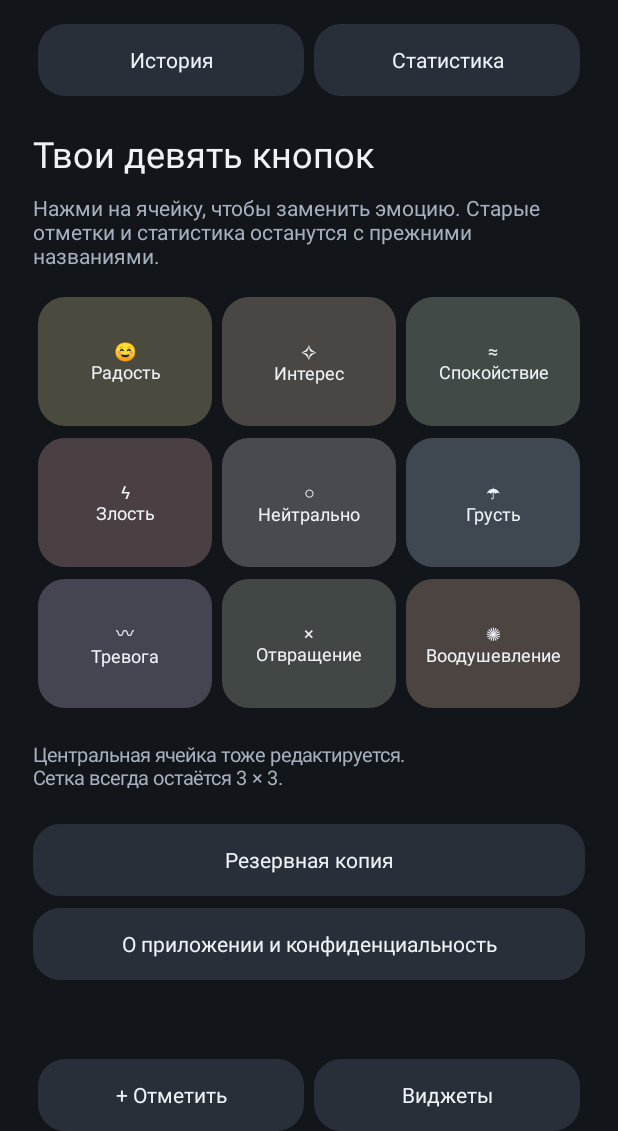
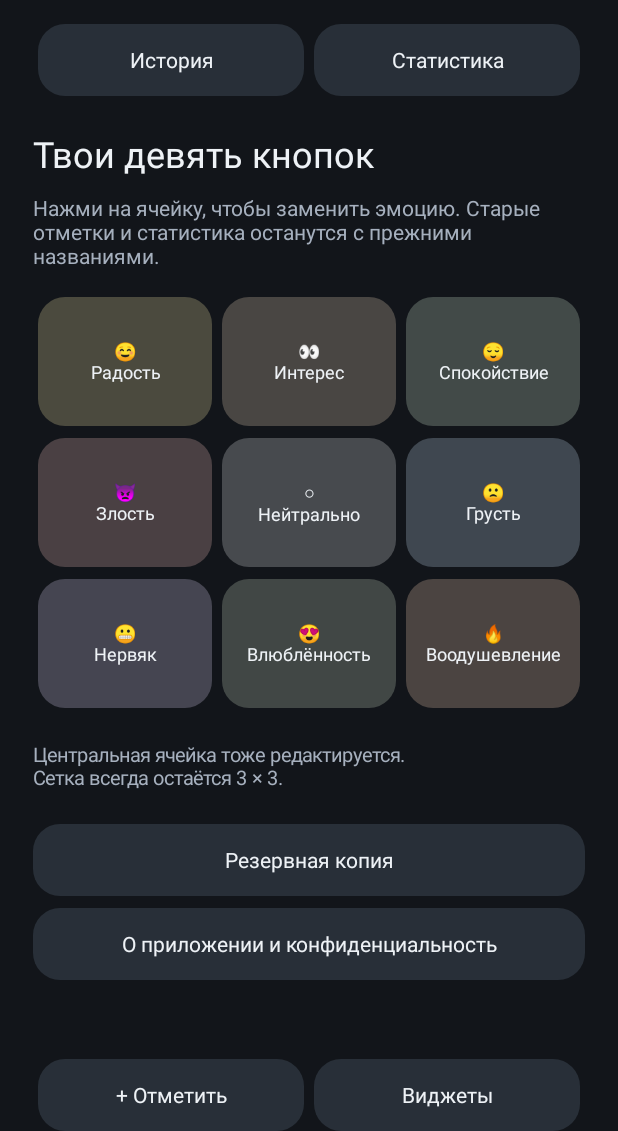
Before and after one commit to Aetton/nine-feelings, an Android app: the screen it shows after launch (MainActivity), after a tap on an icon or button, on a phone screen of 412 x 824 dp, the part 105-1236 px from its top. Run offline under Robolectric (Android 15) with nearby library versions, the phone set to English and light mode, and no system bars.

Commit message:
Update default emotion icons and preserve legacy history [publish v0.4.2]

```diff
--- a/app/build.gradle
+++ b/app/build.gradle
@@ -6,8 +6,8 @@ android {
         applicationId 'ru.tochka.mood'
         minSdk 26
         targetSdk 36
-        versionCode 5
-        versionName '0.4.1'
+        versionCode 6
+        versionName '0.4.2'
         testInstrumentationRunner 'ru.tochka.mood.StoreInstrumentation'
     }
     compileOptions { sourceCompatibility JavaVersion.VERSION_17; targetCompatibility JavaVersion.VERSION_17 }
--- a/app/src/main/java/ru/tochka/mood/Emotion.java
+++ b/app/src/main/java/ru/tochka/mood/Emotion.java
@@ -26,6 +26,21 @@ public final class Emotion {
   public static Emotion[] defaults() {
     return new Emotion[] {
       new Emotion("JOY", "Радость", "☺", COLORS[0]),
+      new Emotion("d271572e-eb58-470b-b38d-62cfe79730f4", "Интерес", "👀", COLORS[1]),
+      new Emotion("ae8ba4f7-64f2-456f-87f6-0723b4f3d025", "Спокойствие", "😌", COLORS[2]),
+      new Emotion("7799a231-d3ce-47a5-ae9c-6ca21bfe17c2", "Злость", "👿", COLORS[3]),
+      new Emotion("NEUTRAL", "Нейтрально", "○", COLORS[4]),
+      new Emotion("ada4ad86-7d39-4b87-a115-71fe74086c2b", "Грусть", "🙁", COLORS[5]),
+      new Emotion("597a6fdc-2068-48c1-b017-f12a0b743fe8", "Нервяк", "😬", COLORS[6]),
+      new Emotion("982c4689-3d87-4d06-8abd-36b11b3011fd", "Влюблённость", "😍", COLORS[7]),
+      new Emotion("ac871123-31cd-46ec-8a1c-859d55514fa6", "Воодушевление", "🔥", COLORS[8])
+    };
+  }
+
+  // Version-one entries stored these keys without a separate emotion catalog.
+  static Emotion[] legacyDefaults() {
+    return new Emotion[] {
+      new Emotion("JOY", "Радость", "☺", COLORS[0]),
           new Emotion("INTEREST", "Интерес", "✧", COLORS[1]),
       new Emotion("CALM", "Спокойствие", "≈", COLORS[2]),
           new Emotion("ANGER", "Злость", "ϟ", COLORS[3]),
--- a/app/src/main/java/ru/tochka/mood/MoodStore.java
+++ b/app/src/main/java/ru/tochka/mood/MoodStore.java
@@ -48,17 +48,16 @@ public final class MoodStore extends SQLiteOpenHelper {
             + " '',uuid TEXT NOT NULL)");
     db.execSQL("CREATE INDEX entries_time ON entries(time,_id)");
     db.execSQL("CREATE UNIQUE INDEX entries_uuid ON entries(uuid)");
-    createCatalog(db);
+    createCatalog(db, Emotion.defaults());
   }
 
-  private void createCatalog(SQLiteDatabase db) {
+  private void createCatalog(SQLiteDatabase db, Emotion[] defaults) {
     db.execSQL(
         "CREATE TABLE emotions (emotion_key TEXT PRIMARY KEY,title TEXT NOT NULL,symbol TEXT NOT"
             + " NULL,color INTEGER NOT NULL)");
     db.execSQL(
         "CREATE TABLE slots (position INTEGER PRIMARY KEY CHECK(position BETWEEN 0 AND"
             + " 8),emotion_key TEXT NOT NULL REFERENCES emotions(emotion_key))");
-    Emotion[] defaults = Emotion.defaults();
     for (int i = 0; i < defaults.length; i++) {
       insertEmotion(db, defaults[i]);
       ContentValues slot = new ContentValues();
@@ -71,7 +70,7 @@ public final class MoodStore extends SQLiteOpenHelper {
   @Override
   public void onUpgrade(SQLiteDatabase db, int oldV, int newV) {
     // The helper wraps migration in a transaction; old entry keys match defaults.
-    if (oldV == 1) createCatalog(db);
+    if (oldV == 1) createCatalog(db, Emotion.legacyDefaults());
     if (oldV < 3) {
       db.execSQL("ALTER TABLE entries ADD COLUMN uuid TEXT");
       db.execSQL("UPDATE entries SET uuid=lower(hex(randomblob(16))) WHERE uuid IS NULL");
```
Also changed, not shown: app/src/main/res/layout/widget_compact.xml (+1 -1 lines), app/src/main/res/layout/widget_full.xml (+1 -1 lines), 6 other files.
